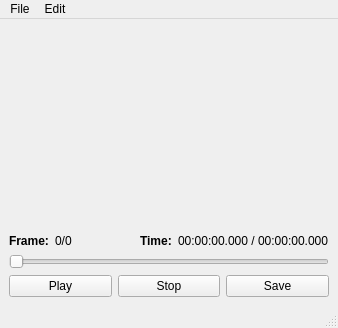
rbbrnc/QTWidgets, file QCvVideo/mainwindow.ui: the form before one commit.
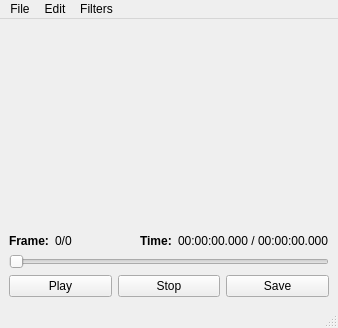
The form after the commit. Custom widgets are drawn as their Qt base class.

The edit to the form file:
```diff
--- a/QCvVideo/mainwindow.ui
+++ b/QCvVideo/mainwindow.ui
@@ -170,8 +170,16 @@
     <addaction name="actionEnableSelection"/>
     <addaction name="actionCutSelection"/>
    </widget>
+   <widget class="QMenu" name="menuFilters">
+    <property name="title">
+     <string>Filters</string>
+    </property>
+    <addaction name="actionFlipHorizontal"/>
+    <addaction name="actionFlipVertical"/>
+   </widget>
    <addaction name="menuFile"/>
    <addaction name="menuEdit"/>
+   <addaction name="menuFilters"/>
   </widget>
   <widget class="QStatusBar" name="statusbar"/>
   <action name="actionOpen">
```
Left out of the diff: 16 changed lines with no effect on the pictures.
